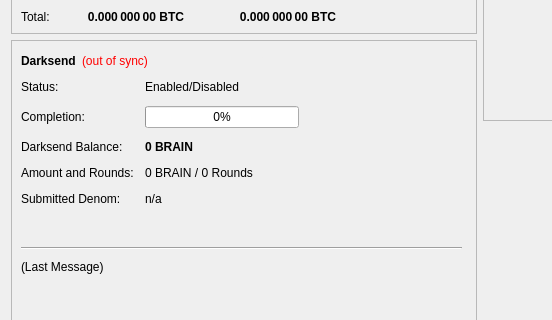
Old version of the form src/qt/forms/overviewpage.ui in the repository ticclassic/ic; both pictures show x 0 to 552 and y 182 to 502 of the 960 by 585 pixel window.
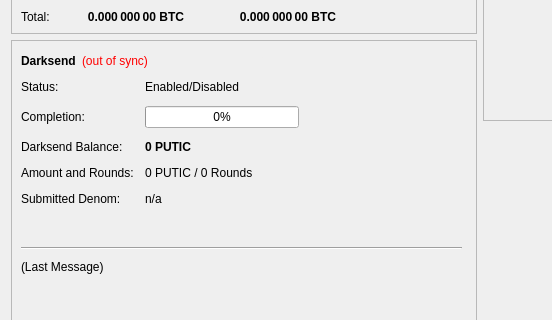
New version of the form.

Patch:
```diff
--- a/src/qt/forms/overviewpage.ui
+++ b/src/qt/forms/overviewpage.ui
@@ -474,7 +474,7 @@
               </font>
              </property>
              <property name="text">
-              <string notr="true">0 BRAIN</string>
+              <string notr="true">0 PUTIC</string>
              </property>
             </widget>
            </item>
@@ -488,7 +488,7 @@
            <item row="3" column="1">
             <widget class="QLabel" name="labelAmountRounds">
              <property name="text">
-              <string>0 BRAIN / 0 Rounds</string>
+              <string>0 PUTIC / 0 Rounds</string>
              </property>
             </widget>
            </item>
```
Left out of the diff: 6 changed lines with no effect on the pictures.
